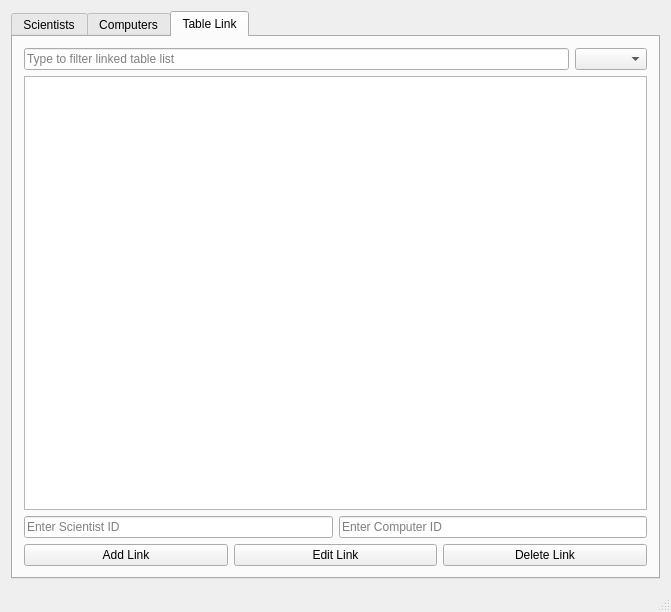
Above: mainwindow.ui from marin16/Skil3 before the change. Below: the same form after it.
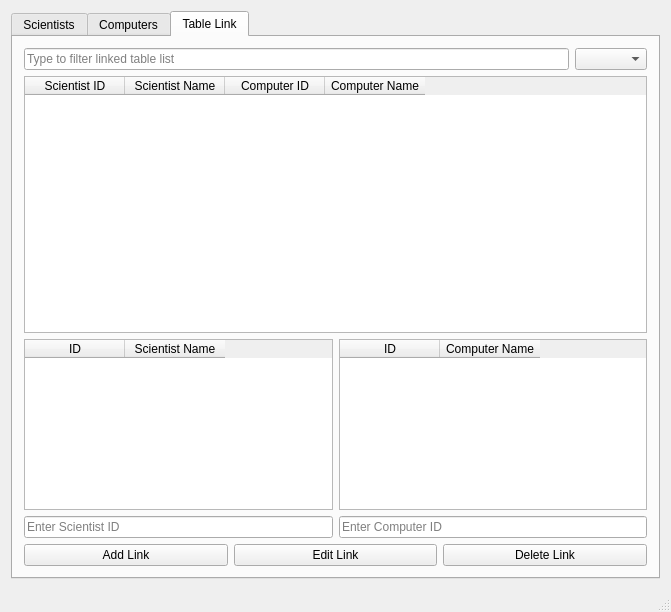
That is the form after the change. The open tabs and pages were chosen to show the change.

Commit message: Added tables IdScientist and IdComputers. Added display for all tables in Linked tab

Diff of the .ui file:
```diff
--- a/mainwindow.ui
+++ b/mainwindow.ui
@@ -380,6 +380,8 @@
          </layout>
         </item>
         <item>
+         <layout class="QVBoxLayout" name="verticalLayout_5" stretch="6,4">
+          <item>
          <widget class="QTableWidget" name="tableTableLink">
           <property name="alternatingRowColors">
            <bool>true</bool>
@@ -390,7 +392,64 @@
           <property name="horizontalScrollMode">
            <enum>QAbstractItemView::ScrollPerPixel</enum>
           </property>
-         </widget>
+            <column>
+             <property name="text">
+              <string>Scientist ID</string>
+             </property>
+            </column>
+            <column>
+             <property name="text">
+              <string>Scientist Name</string>
+             </property>
+            </column>
+            <column>
+             <property name="text">
+              <string>Computer ID</string>
+             </property>
+            </column>
+            <column>
+             <property name="text">
+              <string>Computer Name</string>
+             </property>
+            </column>
+           </widget>
+          </item>
+          <item>
+           <layout class="QHBoxLayout" name="horizontalLayout">
+            <property name="topMargin">
+             <number>0</number>
+            </property>
+            <item>
+             <widget class="QTableWidget" name="tableIdScientist">
+              <column>
+               <property name="text">
+                <string>ID</string>
+               </property>
+              </column>
+              <column>
+               <property name="text">
+                <string>Scientist Name</string>
+               </property>
+              </column>
+             </widget>
+            </item>
+            <item>
+             <widget class="QTableWidget" name="tableIdComputer">
+              <column>
+               <property name="text">
+                <string>ID</string>
+               </property>
+              </column>
+              <column>
+               <property name="text">
+                <string>Computer Name</string>
+               </property>
+              </column>
+             </widget>
+            </item>
+           </layout>
+          </item>
+         </layout>
         </item>
         <item>
          <layout class="QHBoxLayout" name="tableLinkID">
```
Left out of the diff: 2 changed lines with no effect on the pictures. Lines whose indentation alone changed are shown as unchanged. The commit also changes 2 other files.
